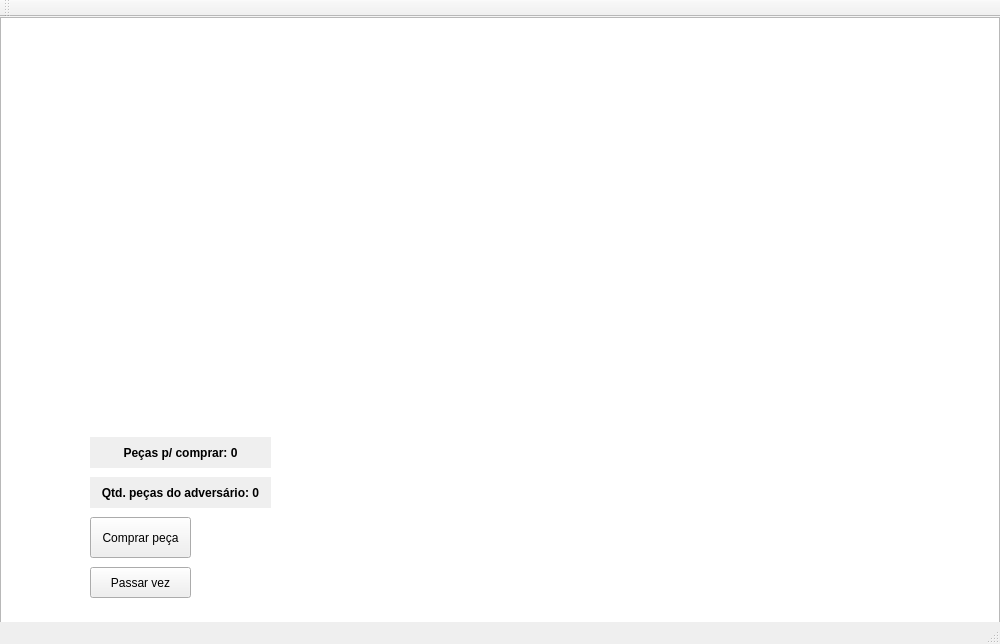
This is ui/game.ui in cjlcarvalho/domino as Qt 5 draws it before an edit. The edited form follows.
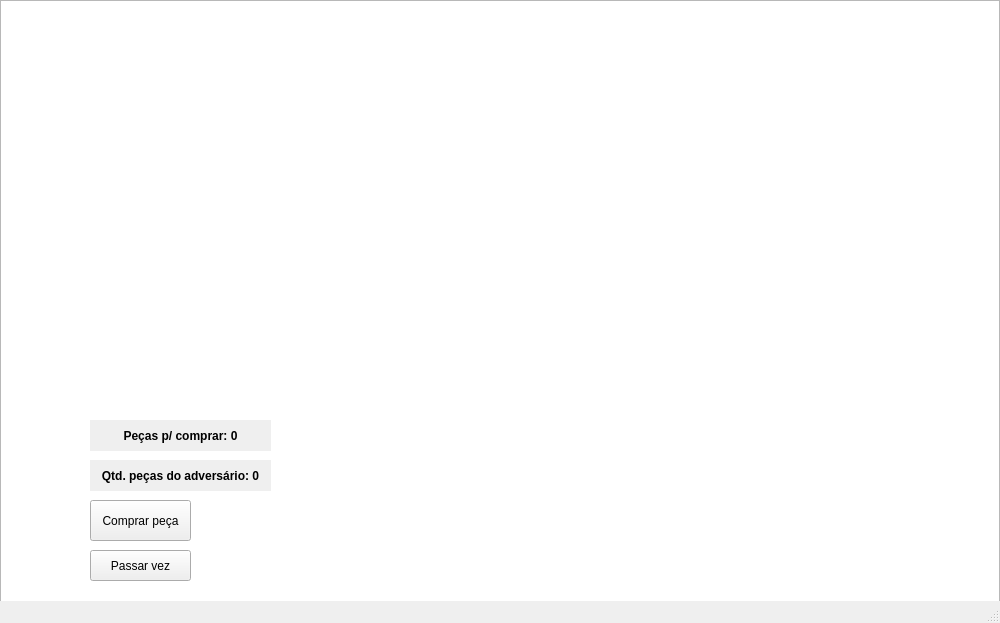
This is the edited form.

Commit message: Removing toolbar from game GUI.

Patch:
```diff
--- a/ui/game.ui
+++ b/ui/game.ui
@@ -7,7 +7,7 @@
     <x>0</x>
     <y>0</y>
     <width>1000</width>
-    <height>644</height>
+    <height>623</height>
    </rect>
   </property>
   <property name="minimumSize">
@@ -147,14 +147,6 @@
     </size>
    </property>
   </widget>
-  <widget class="QToolBar" name="mainToolBar">
-   <attribute name="toolBarArea">
-    <enum>TopToolBarArea</enum>
-   </attribute>
-   <attribute name="toolBarBreak">
-    <bool>false</bool>
-   </attribute>
-  </widget>
   <widget class="QStatusBar" name="statusBar"/>
  </widget>
  <layoutdefault spacing="6" margin="11"/>
```
Left out of the diff: 2 changed lines with no effect on the pictures.
